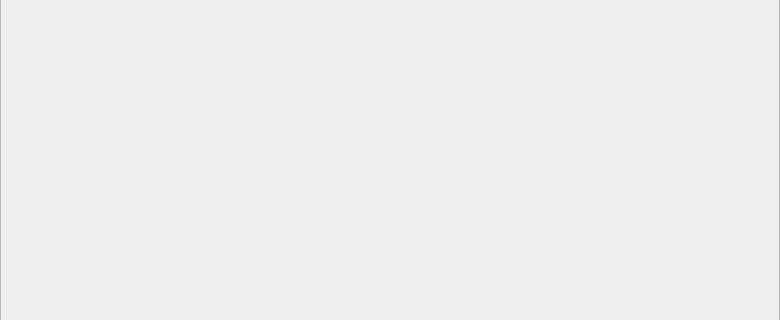
mandiant/flare-wmi, file ui/hexview.ui: the form before one commit; both pictures show x 0 to 780 and y 173 to 493 of the 780 by 667 pixel window.
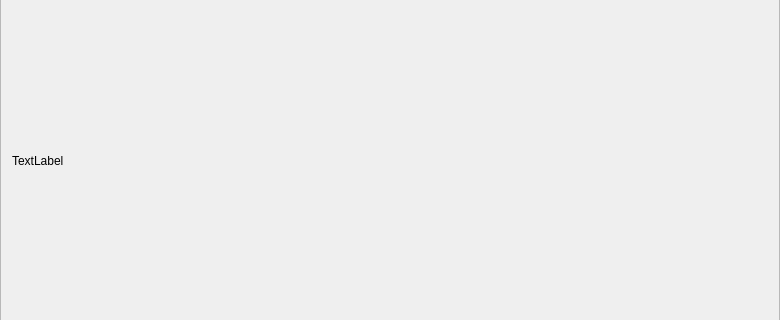
The form after the commit.

Commit message: hexview: subclass ui type, rather than add it as a child widget. better alignment.

Diff of the .ui file:
```diff
--- a/ui/hexview.ui
+++ b/ui/hexview.ui
@@ -25,7 +25,25 @@
   <property name="frameShadow">
    <enum>QFrame::Raised</enum>
   </property>
-  <layout class="QHBoxLayout" name="horizontalLayout"/>
+  <layout class="QVBoxLayout" name="verticalLayout">
+   <item>
+    <layout class="QVBoxLayout" name="mainLayout">
+     <item>
+      <widget class="QLabel" name="statusLabel">
+       <property name="maximumSize">
+        <size>
+         <width>16777215</width>
+         <height>15</height>
+        </size>
+       </property>
+       <property name="text">
+        <string>TextLabel</string>
+       </property>
+      </widget>
+     </item>
+    </layout>
+   </item>
+  </layout>
  </widget>
  <resources/>
  <connections/>
```
The commit also changes 4 other files.
